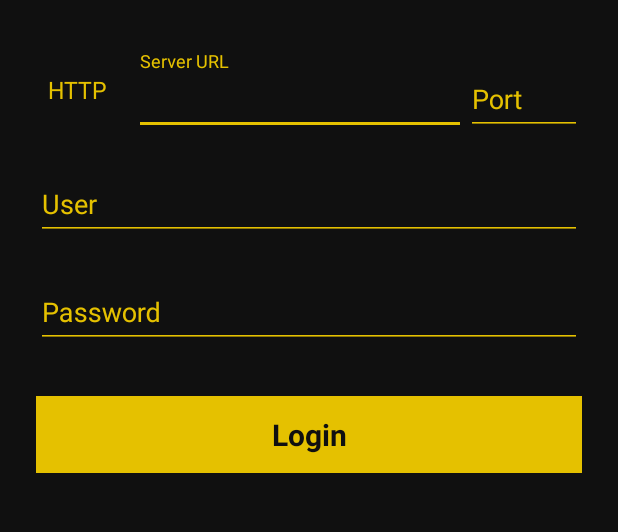
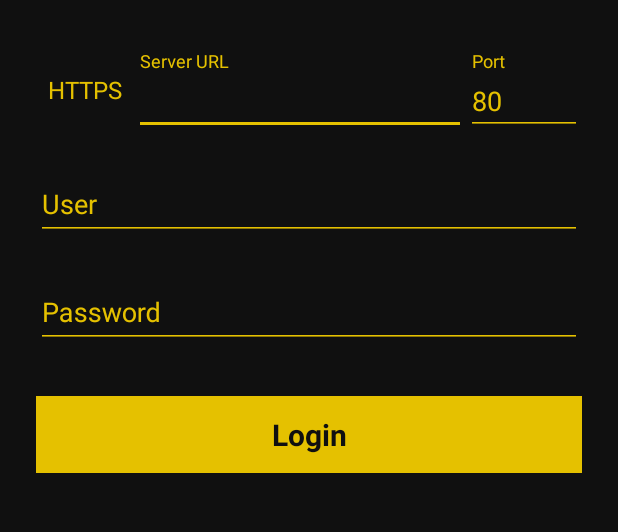
Before and after one commit to FraMecca/Apollon, an Android app: the screen it shows after launch (MainActivity), after a tap on "Login", on a phone screen of 412 x 824 dp, the part 459-991 px from its top. Run offline under Robolectric (Android 15) with nearby library versions, the phone set to English and light mode, and no system bars; our stand-ins replace Picasso; pictures from the network do not load; 7 statements that could not run were skipped.

Commit message:
credentials

```diff
--- a/app/src/main/java/com/apollon/ServerBridge.kt
+++ b/app/src/main/java/com/apollon/ServerBridge.kt
@@ -44,8 +44,19 @@ fun makeRequest(m: Map<String, String>): RequestResult{
 }
 
 fun baseurl():URL{
-    val (ip, port) = Credentials.getServer()
-    return URL("https","francescomecca.eu",80, "/apollon/")//PLACEHOLDER
+    val (ip, snd) = Credentials.getServer()
+    val (proto, port) = snd
+    val split = ip.split('/')
+    val hostname = split[0]
+    val file = ip.substring(hostname.length,ip.length)
+
+    val protoString:String = when(proto) {
+        0 -> "http"
+        1 -> "https"
+        else -> {assert(false); "https"}
+    }
+    Log.e("GOTURL:", URL(protoString , hostname,port, file).toString())
+    return URL(protoString , hostname,port, file)
 }
 
 
--- a/app/src/main/java/com/apollon/classes/Credentials.kt
+++ b/app/src/main/java/com/apollon/classes/Credentials.kt
@@ -7,6 +7,7 @@ object Credentials{
     var context: Context? = null
     fun init(ccontext: Context){
         context = ccontext
+        val prefs = context!!.getSharedPreferences("Apollon", 0)
     }
 
     fun get(): Pair<String, String>{
@@ -16,24 +17,25 @@ object Credentials{
         val prefs = context!!.getSharedPreferences("Apollon", 0)
         return Pair(prefs.getString("user", ""), prefs.getString("password", ""))
     }
-    fun getServer(): Pair<String, Int>{
+    fun getServer(): Pair<String, Pair<Int, Int>>{
         if (context==null)
             throw Exception("Invalid state: Credentials not initialized")
 
         val prefs = context!!.getSharedPreferences("Apollon", 0)
-        return Pair(prefs.getString("ip", ""), prefs.getInt("port", 80))
+        return Pair(prefs.getString("server", ""), Pair(prefs.getInt("protocol", 1), prefs.getInt("port", 80)))
     }
 
-    fun save(user: String, password: String, server:String, port:Int){
+    fun save(user: String, password: String, server:String, proto: Int, port:Int){
         if (context==null)
             throw Exception("Invalid state: Credentials not initialized")
 
         val prefs = context!!.getSharedPreferences("Apollon", 0)
         val editor = prefs.edit()
         editor.putString("user", user)
+        editor.putInt("protocol", proto)
         editor.putString("password", password)
         editor.putString("server", server)
-        editor.putInt("password", port)
+        editor.putInt("port", port)
         editor.commit()
     }
 
--- a/app/src/main/java/com/apollon/fragments/LoginFragment.kt
+++ b/app/src/main/java/com/apollon/fragments/LoginFragment.kt
@@ -1,6 +1,7 @@
 package com.apollon.fragments
 
 
+import android.annotation.SuppressLint
 import android.content.Context
 import android.os.Bundle
 import android.util.Log
@@ -9,6 +10,7 @@ import android.view.View
 import android.view.ViewGroup
 import android.widget.Button
 import android.widget.EditText
+import android.widget.Spinner
 import android.widget.Toast
 import androidx.fragment.app.Fragment
 import com.apollon.DoLogin
@@ -22,45 +24,50 @@ class LoginFragment : Fragment() {
     lateinit var mView: View
     lateinit var loginButton: Button
 
+    @SuppressLint("ResourceType")
     override fun onCreateView(
             inflater: LayoutInflater, container: ViewGroup?,
             savedInstanceState: Bundle?
     ): View? {
-        //Credentials.init(context!!)
+        Credentials.init(context!!)
         mView = inflater.inflate(R.layout.login, container, false)
 
-        //val (user, password) = Credentials.get()
+        val (user, password) = Credentials.get()
         val userField: EditText = mView.findViewById(R.id.input_username)
         val passField: EditText = mView.findViewById(R.id.input_password)
         userField.text?.clear()
-        //userField.text?.insert(0, user)
+        userField.text?.insert(0, user)
         passField.text?.clear()
-        //passField.text?.insert(0, password)
+        passField.text?.insert(0, password)
 
-        //val (server, port) = Credentials.getServer()
+        val (server, snd) = Credentials.getServer()
+        val (proto, port) = snd
         val serverField: EditText = mView.findViewById(R.id.input_ip)
+        val protocolField: Spinner = mView.findViewById(R.id.protocol)
         val portField: EditText = mView.findViewById(R.id.input_port)
         serverField.text?.clear()
-        //serverField.text?.insert(0, server)
+        serverField.text?.insert(0, server)
         portField.text?.clear()
-        //portField.text?.insert(0, port.toString())
+        portField.text?.insert(0, port.toString())
+        protocolField.setSelection(proto)
 
         loginButton = mView.findViewById(R.id.login_btn)
         loginButton.setOnClickListener {
+            val newUser = userField.text.toString()
+            val newPass = passField.text.toString()
+            val newPort = portField.text.toString().toInt()
+            val newServer = serverField.text.toString()
+            val newProto = protocolField.selectedItemId.toInt()
+            Credentials.save(newUser, newPass, newServer, newProto, newPort)
             val l = DoLogin(context!!)
             l.execute()
             while (l.done == false){ // TODO animation
-                //Log.e("Trying login", l.done.toString())
+                Log.e("Trying login", l.done.toString())
             }
             if(l.result == false){
-                Toast.makeText(context!!, l.msg, Toast.LENGTH_LONG)
+                Toast.makeText(context!!, l.msg, Toast.LENGTH_LONG).show()
                 Log.e("Login","Invalid Login")
             } else {
-                val newUser = userField.text.toString()
-                val newPass = passField.text.toString()
-                val newPort = portField.text.toString().toInt()
-                val newServer = serverField.text.toString()
-                Credentials.save(newUser, newPass, newServer, newPort)
                 (activity as MainActivity).replaceFragment(PlayListsFragment(), false)
             }
         }
```
